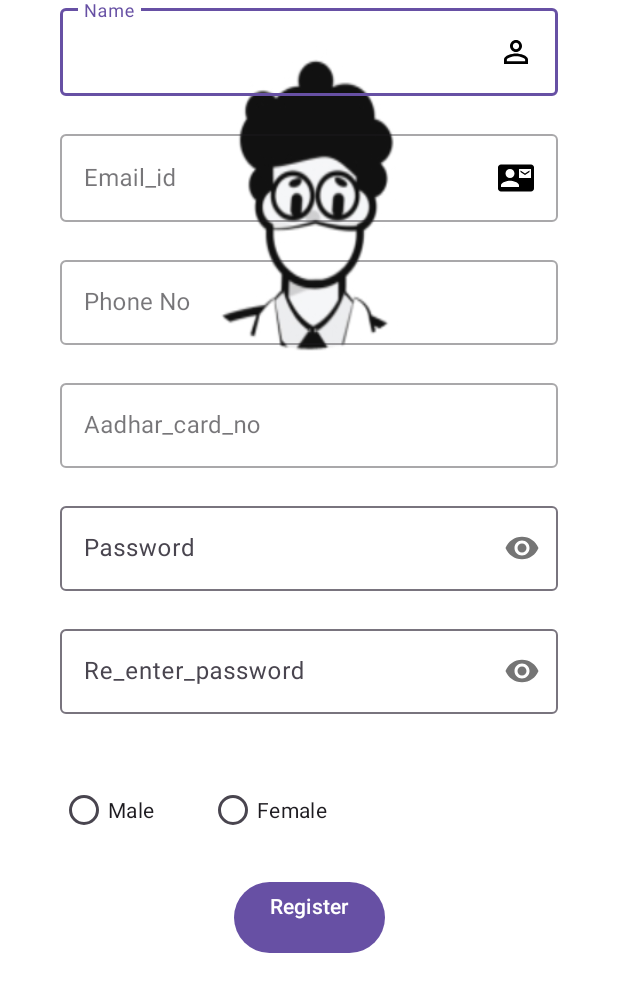
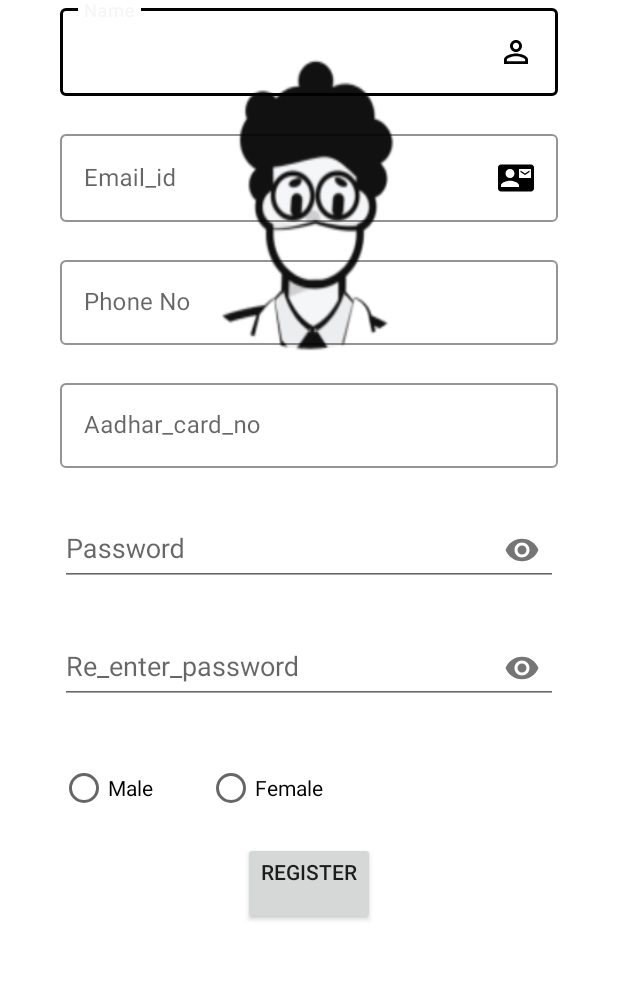
Before and after one commit to ChinmayGawad/Student_Room_Sharing_App, an Android app: the SignUp screen opened directly, with no data from a screen before it, on a phone screen of 412 x 824 dp. Shown: the top 992 px of the screen. Run offline under Robolectric (Android 15) with nearby library versions, the phone set to English and light mode, and no system bars; our stand-ins replace Firebase (no records; nobody signed in at launch, a user with empty details on screens opened directly).

```diff
--- a/app/src/main/res/layout/activity_profile_page.xml
+++ b/app/src/main/res/layout/activity_profile_page.xml
@@ -4,7 +4,7 @@
     xmlns:tools="http://schemas.android.com/tools"
     android:layout_width="match_parent"
     android:layout_height="match_parent"
-    tools:context=".Profile_Page"
+    tools:context="Profile_Page"
     android:background="@drawable/prof">
 
     <TextView
--- a/app/src/main/res/layout/activity_sign_up.xml
+++ b/app/src/main/res/layout/activity_sign_up.xml
@@ -18,7 +18,8 @@
         android:layout_marginLeft="40dp"
         android:layout_marginRight="40dp"
         tools:layout_editor_absoluteX="0dp"
-        tools:layout_editor_absoluteY="69dp">
+        tools:layout_editor_absoluteY="69dp"
+        app:boxStrokeColor="@color/black">
 
         <com.google.android.material.textfield.TextInputEditText
             android:id="@+id/editTextName"
@@ -41,7 +42,8 @@
         android:layout_marginRight="40dp"
         app:layout_constraintTop_toBottomOf="@id/NameLayout"
         tools:ignore="DuplicateIds,MissingConstraints"
-        tools:layout_editor_absoluteX="40dp">
+        tools:layout_editor_absoluteX="40dp"
+        app:boxStrokeColor="@color/black">
 
         <com.google.android.material.textfield.TextInputEditText
             android:id="@+id/editTextEmail"
@@ -62,7 +64,8 @@
         android:layout_marginLeft="40dp"
         android:layout_marginRight="40dp"
         app:layout_constraintTop_toBottomOf="@id/EmailLayout"
-        tools:layout_editor_absoluteX="40dp">
+        tools:layout_editor_absoluteX="40dp"
+        app:boxStrokeColor="@color/black">
 
         <com.google.android.material.textfield.TextInputEditText
             android:id="@+id/editTextPhone"
@@ -83,7 +86,8 @@
         android:layout_marginLeft="40dp"
         android:layout_marginRight="40dp"
         app:layout_constraintTop_toBottomOf="@id/PhoneLayout"
-        tools:layout_editor_absoluteX="40dp">
+        tools:layout_editor_absoluteX="40dp"
+        app:boxStrokeColor="@color/black">
 
         <com.google.android.material.textfield.TextInputEditText
             android:id="@+id/editTextAadhar"
@@ -159,6 +163,7 @@
             android:layout_height="wrap_content"
             android:layout_marginTop="20dp"
             android:text="@string/male"
+            app:boxStrokeColor="@color/black"
             tools:layout_editor_absoluteX="67dp" />
 
         <RadioButton
@@ -168,6 +173,7 @@
             android:layout_marginStart="36dp"
             android:layout_marginTop="20dp"
             android:text="@string/female"
+            app:boxStrokeColor="@color/black"
             app:layout_constraintStart_toEndOf="@+id/radioButton_male" />
 
     </RadioGroup>
--- a/app/src/main/res/values-night/themes.xml
+++ b/app/src/main/res/values-night/themes.xml
@@ -1,6 +1,6 @@
 <resources>
     <!-- Base application theme. -->
-    <style name="Base.Theme.StudentRoomSharingApp" parent="Theme.Material3.DayNight.NoActionBar">
+    <style name="Base.Theme.StudentRoomSharingApp" parent="Theme.AppCompat.Light.NoActionBar">
         <!-- Customize your dark theme here. -->
         <!-- <item name="colorPrimary">@color/my_dark_primary</item> -->
     </style>
--- a/app/src/main/res/values/themes.xml
+++ b/app/src/main/res/values/themes.xml
@@ -1,6 +1,6 @@
 <resources>
     <!-- Base application theme. -->
-    <style name="Base.Theme.StudentRoomSharingApp" parent="Theme.Material3.DayNight.NoActionBar">
+    <style name="Base.Theme.StudentRoomSharingApp" parent="Theme.AppCompat.Light.NoActionBar">
         <!-- Customize your light theme here. -->
         <!-- <item name="colorPrimary">@color/my_light_primary</item> -->
     </style>
```
Also changed, not shown: app/src/main/res/layout/activity_login.xml (+4 -5 lines).
